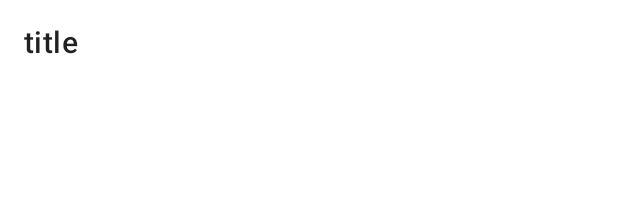
After one commit to AmalinaMakhtar/android-pokedex, an Android app: the layout act_pokemon.xml on its own in the app's theme, with its tools: preview values and no code run, on a phone screen of 412 x 824 dp. The commit adds this screen. Shown: the top 220 px of the screen. Run offline under Robolectric (Android 15) with nearby library versions, the phone set to English and light mode, and no system bars.

Commit message:
[FIX] Inflate the layout properly

```diff
--- /dev/null
+++ b/app/src/main/res/layout/act_pokemon.xml
@@ -0,0 +1,25 @@
+<?xml version="1.0" encoding="utf-8"?>
+<layout xmlns:android="http://schemas.android.com/apk/res/android"
+    xmlns:app="http://schemas.android.com/apk/res-auto">
+
+    <androidx.coordinatorlayout.widget.CoordinatorLayout
+        android:layout_width="match_parent"
+        android:layout_height="match_parent">
+
+        <androidx.appcompat.widget.Toolbar
+            android:id="@+id/toolbar"
+            android:layout_width="match_parent"
+            android:layout_height="?actionBarSize"
+            app:title="title">
+
+            <androidx.appcompat.widget.AppCompatImageView
+                android:id="@+id/imgFavourite"
+                android:layout_width="wrap_content"
+                android:layout_height="wrap_content"
+                android:layout_gravity="top|end"
+                app:tint="@color/poke_red"
+                android:padding="16dp" />
+        </androidx.appcompat.widget.Toolbar>
+
+    </androidx.coordinatorlayout.widget.CoordinatorLayout>
+</layout>
```
Also changed, not shown: app/src/main/java/com/mona/codetest_boost/ui/pokemon/PokemonActivity.kt (+17 -1 lines), app/src/main/res/layout/frg_pokemon.xml (deleted, +0 -10 lines).
